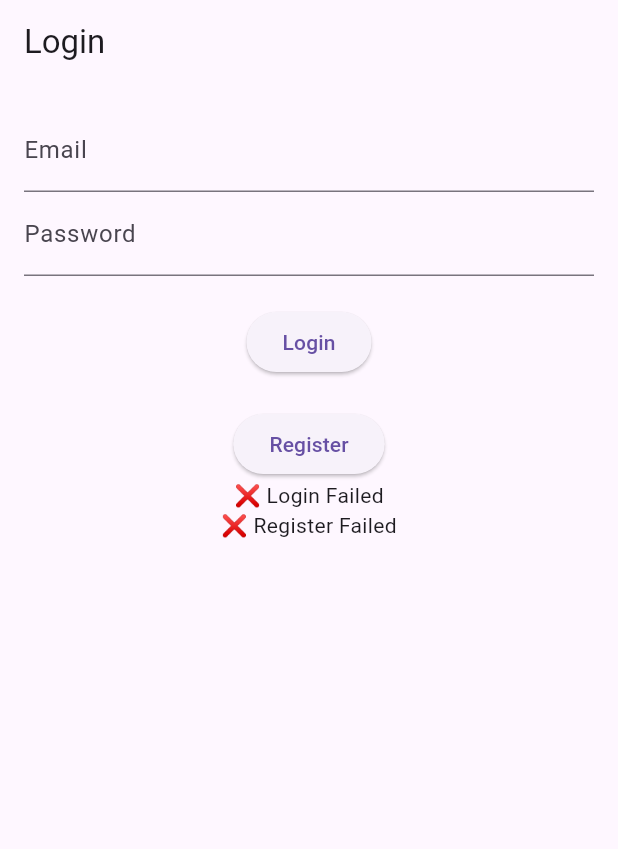
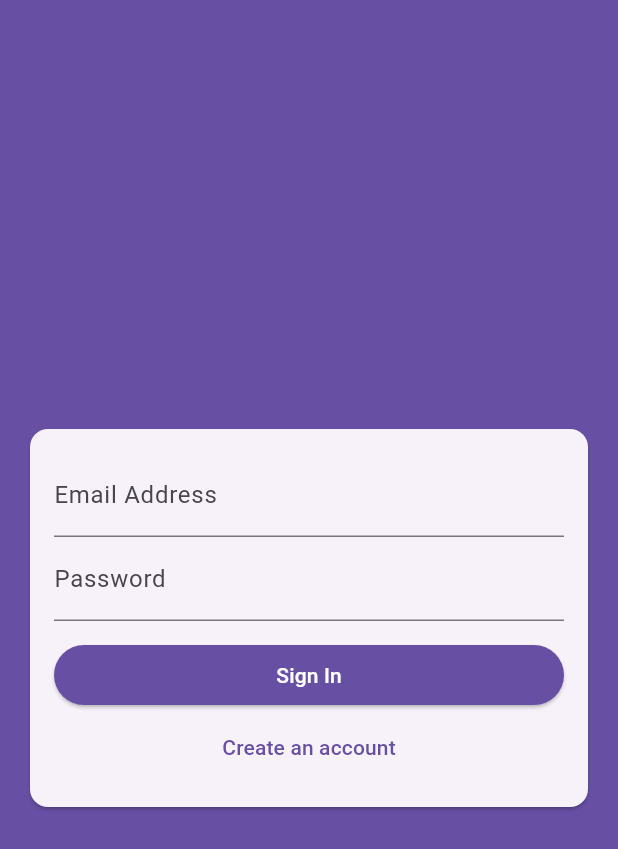
Before and after one commit to Chohanwool/clean_architecute, a Flutter app: the screen it shows after launch, on a phone screen of 412 x 824 dp. Shown: the top 849 px of the screen. Run offline on Flutter 3.47's test engine with Material 3 defaults, Android fonts, the phone set to English and light mode, and no system bars; our stand-ins replace firebase_core, flutter_riverpod; accounts and stored records are empty.

Commit message:
feat: auth_screen.dart 작성 - LoginMode 프로바이더 적용

```diff
--- a/lib/main.dart
+++ b/lib/main.dart
@@ -1,9 +1,8 @@
 import 'package:clean_arch_2/firebase_options.dart';
+import 'package:clean_arch_2/src/features/auth/presentation/auth_screen.dart';
 import 'package:firebase_core/firebase_core.dart';
 import 'package:flutter/material.dart';
 import 'package:flutter_riverpod/flutter_riverpod.dart';
-
-import 'package:clean_arch_2/src/features/auth/presentation/login_screen.dart';
 
 void main() async {
   WidgetsFlutterBinding.ensureInitialized();
@@ -16,6 +15,6 @@ class MyApp extends StatelessWidget {
 
   @override
   Widget build(BuildContext context) {
-    return const MaterialApp(home: LoginScreen());
+    return const MaterialApp(home: AuthScreen());
   }
 }
--- /dev/null
+++ b/lib/src/features/auth/presentation/auth_screen.dart
@@ -0,0 +1,87 @@
+import 'package:clean_arch_2/src/features/auth/presentation/provider.dart';
+import 'package:flutter/material.dart';
+import 'package:flutter_riverpod/flutter_riverpod.dart';
+
+class AuthScreen extends ConsumerStatefulWidget {
+  const AuthScreen({super.key});
+
+  @override
+  ConsumerState<AuthScreen> createState() => _AuthScreenState();
+}
+
+class _AuthScreenState extends ConsumerState<AuthScreen> {
+  @override
+  Widget build(BuildContext context) {
+    bool _isLoginState = ref.read(isLoginModeProvider);
+
+    return Scaffold(
+      backgroundColor: Theme.of(context).colorScheme.primary,
+      body: Center(
+        child: SingleChildScrollView(
+          child: Column(
+            mainAxisAlignment: MainAxisAlignment.center,
+            children: [
+              Card(
+                margin: const EdgeInsets.all(20.0),
+                child: Padding(
+                  padding: const EdgeInsets.all(16.0),
+                  child: Form(
+                    child: Column(
+                      mainAxisSize: MainAxisSize.min,
+                      children: [
+                        TextFormField(
+                          decoration: const InputDecoration(
+                            labelText: 'Email Address',
+                          ),
+                          keyboardType: TextInputType.emailAddress,
+                          autocorrect: false,
+                          textCapitalization: TextCapitalization.none,
+                        ),
+                        TextFormField(
+                          decoration: const InputDecoration(
+                            labelText: 'Password',
+                          ),
+                          obscureText: true,
+                        ),
+                        const SizedBox(height: 12.0),
+                        SizedBox(
+                          width: double.infinity,
+                          child: ElevatedButton(
+                            style: ElevatedButton.styleFrom(
+                              backgroundColor: Theme.of(
+                                context,
+                              ).colorScheme.primary,
+                              foregroundColor: Theme.of(
+                                context,
+                              ).colorScheme.onPrimary,
+                            ),
+                            onPressed: () {},
+                            child: Text(_isLoginState ? 'Sign In' : 'Sign Up'),
+                          ),
+                        ),
+                        TextButton(
+                          onPressed: () {
+                            setState(() {
+                              ref
+                                  .read(isLoginModeProvider.notifier)
+                                  .toggleLoginMode();
+                            });
+                          },
+                          child: Text(
+                            _isLoginState
+                                ? 'Create an account'
+                                : 'I already have an account',
+                          ),
+                        ),
+                      ],
+                    ),
+                  ),
+                ),
+              ),
+            ],
+          ),
+        ),
+      ),
+    );
+  }
+}
--- a/lib/src/features/auth/presentation/provider.dart
+++ b/lib/src/features/auth/presentation/provider.dart
@@ -6,6 +6,7 @@ import 'package:clean_arch_2/src/features/auth/data/repositories/auth_repository
 import 'package:clean_arch_2/src/features/auth/domain/repositories/auth_repository.dart';
 import 'package:clean_arch_2/src/features/auth/presentation/login_view_model.dart';
 import 'package:clean_arch_2/src/features/auth/presentation/register_view_model.dart';
+import 'package:flutter_riverpod/legacy.dart';
 
 // Repository Provider
 final authRepositoryProvider = Provider<AuthRepository>(
@@ -32,5 +33,20 @@ final loginViewModelProvider = AsyncNotifierProvider<LoginViewModel, bool>(
 
 final registerViewModelProvider =
     AsyncNotifierProvider<RegisterViewModel, bool>(RegisterViewModel.new);
+//-- ViewModel Provider
 
-//-- ViewModel Provider
+// isLoginProvider
+final isLoginModeProvider = NotifierProvider<IsLoginModeProvider, bool>(
+  IsLoginModeProvider.new,
+);
+
+class IsLoginModeProvider extends Notifier<bool> {
+  @override
+  bool build() {
+    return true;
+  }
+
+  void toggleLoginMode() {
+    state = !state;
+  }
+}
```
Also changed, not shown: 3 other files.
